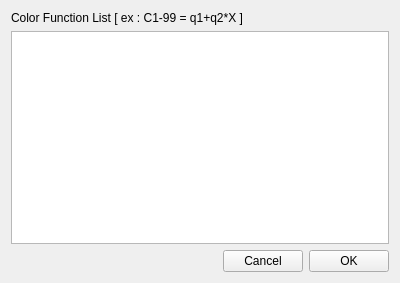
First picture: the form in Widgets/FunctionListEditor.ui, repository CCSEPBVR/CS-IS-PBVR, before the edit.
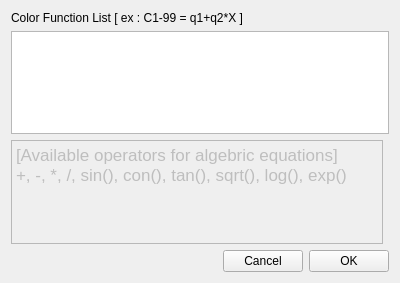
Second picture: the form after the edit.

The edit to the form file:
```diff
--- a/Widgets/FunctionListEditor.ui
+++ b/Widgets/FunctionListEditor.ui
@@ -65,6 +65,32 @@
      </property>
     </widget>
    </item>
+   <item row="2" column="0" colspan="2">
+    <widget class="QTableWidget" name="functionTWidget">
+     <attribute name="horizontalHeaderStretchLastSection">
+      <bool>true</bool>
+     </attribute>
+    </widget>
+   </item>
+   <item row="3" column="0">
+    <widget class="QTextEdit" name="textEdit">
+     <property name="enabled">
+      <bool>false</bool>
+     </property>
+     <property name="html">
+      <string>&lt;!DOCTYPE HTML PUBLIC &quot;-//W3C//DTD HTML 4.0//EN&quot; &quot;http://www.w3.org/TR/REC-html40/strict.dtd&quot;&gt;
+&lt;html&gt;&lt;head&gt;&lt;meta name=&quot;qrichtext&quot; content=&quot;1&quot; /&gt;&lt;meta charset=&quot;utf-8&quot; /&gt;&lt;style type=&quot;text/css&quot;&gt;
+p, li { white-space: pre-wrap; }
+hr { height: 1px; border-width: 0; }
+li.unchecked::marker { content: &quot;\2610&quot;; }
+li.checked::marker { content: &quot;\2612&quot;; }
+&lt;/style&gt;&lt;/head&gt;&lt;body style=&quot; font-family:'.AppleSystemUIFont'; font-size:13pt; font-weight:400; font-style:normal;&quot;&gt;
+&lt;p style=&quot; margin-top:0px; margin-bottom:0px; margin-left:0px; margin-right:0px; -qt-block-indent:0; text-indent:0px;&quot;&gt;[Available operators for algebric equations]&lt;/p&gt;
+&lt;p style=&quot; margin-top:0px; margin-bottom:0px; margin-left:0px; margin-right:0px; -qt-block-indent:0; text-indent:0px;&quot;&gt;+, -, *, /, sin(), con(), tan(), sqrt(), log(), exp()&lt;/p&gt;
+&lt;p style=&quot;-qt-paragraph-type:empty; margin-top:0px; margin-bottom:0px; margin-left:0px; margin-right:0px; -qt-block-indent:0; text-indent:0px;&quot;&gt;&lt;br /&gt;&lt;/p&gt;&lt;/body&gt;&lt;/html&gt;</string>
+     </property>
+    </widget>
+   </item>
   </layout>
  </widget>
  <resources/>
```
Left out of the diff: 9 changed lines with no effect on the pictures.
